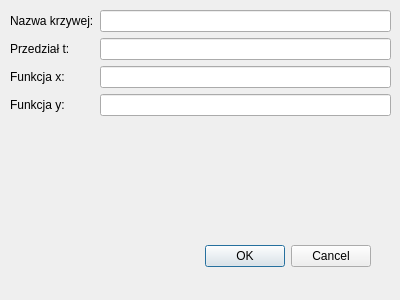
Before: the Qt Designer form designs/param_curve_dialog.ui in dawidkostyszak/MMGK, drawn with Qt 5.
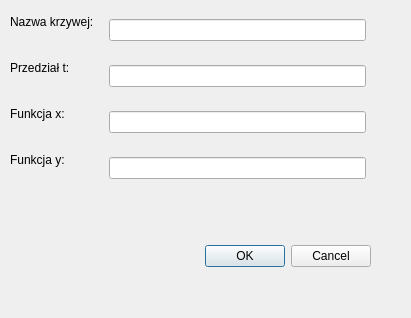
After: the same form once the commit is applied.

Commit message: Change designs to be responsible and add help icon

What changed in the file:
```diff
--- a/designs/param_curve_dialog.ui
+++ b/designs/param_curve_dialog.ui
@@ -6,8 +6,8 @@
    <rect>
     <x>0</x>
     <y>0</y>
-    <width>400</width>
-    <height>300</height>
+    <width>411</width>
+    <height>318</height>
    </rect>
   </property>
   <property name="windowTitle">
@@ -37,8 +37,8 @@
     <rect>
      <x>10</x>
      <y>10</y>
-     <width>381</width>
-     <height>236</height>
+     <width>391</width>
+     <height>224</height>
     </rect>
    </property>
    <layout class="QFormLayout" name="formLayout">
@@ -52,13 +52,6 @@
       </property>
      </widget>
     </item>
-    <item row="0" column="1">
-     <widget class="QLineEdit" name="name">
-      <property name="toolTip">
-       <string/>
-      </property>
-     </widget>
-    </item>
     <item row="1" column="0">
      <widget class="QLabel" name="label_5">
       <property name="text">
@@ -66,13 +59,6 @@
       </property>
      </widget>
     </item>
-    <item row="1" column="1">
-     <widget class="QLineEdit" name="range_t">
-      <property name="toolTip">
-       <string>Zakres definiujemy: [początek, koniec, skok]</string>
-      </property>
-     </widget>
-    </item>
     <item row="2" column="0">
      <widget class="QLabel" name="label_2">
       <property name="text">
@@ -80,9 +66,6 @@
       </property>
      </widget>
     </item>
-    <item row="2" column="1">
-     <widget class="QLineEdit" name="function_x"/>
-    </item>
     <item row="3" column="0">
      <widget class="QLabel" name="label_3">
       <property name="text">
@@ -90,8 +73,117 @@
       </property>
      </widget>
     </item>
+    <item row="1" column="1">
+     <widget class="QWidget" name="widget_2" native="true">
+      <layout class="QHBoxLayout" name="horizontalLayout_2">
+       <item>
+        <widget class="QLineEdit" name="range_t"/>
+       </item>
+       <item>
+        <widget class="QLabel" name="range_icon">
+         <property name="minimumSize">
+          <size>
+           <width>20</width>
+           <height>20</height>
+          </size>
+         </property>
+         <property name="maximumSize">
+          <size>
+           <width>20</width>
+           <height>20</height>
+          </size>
+         </property>
+         <property name="text">
+          <string/>
+         </property>
+        </widget>
+       </item>
+      </layout>
+     </widget>
+    </item>
+    <item row="2" column="1">
+     <widget class="QWidget" name="widget_3" native="true">
+      <layout class="QHBoxLayout" name="horizontalLayout_4">
+       <item>
+        <widget class="QLineEdit" name="function_x"/>
+       </item>
+       <item>
+        <widget class="QLabel" name="function_x_icon">
+         <property name="minimumSize">
+          <size>
+           <width>20</width>
+           <height>20</height>
+          </size>
+         </property>
+         <property name="maximumSize">
+          <size>
+           <width>20</width>
+           <height>20</height>
+          </size>
+         </property>
+         <property name="text">
+          <string/>
+         </property>
+        </widget>
+       </item>
+      </layout>
+     </widget>
+    </item>
     <item row="3" column="1">
-     <widget class="QLineEdit" name="function_y"/>
+     <widget class="QWidget" name="widget_4" native="true">
+      <layout class="QHBoxLayout" name="horizontalLayout_5">
+       <item>
+        <widget class="QLineEdit" name="function_y"/>
+       </item>
+       <item>
+        <widget class="QLabel" name="function_y_icon">
+         <property name="minimumSize">
+          <size>
+           <width>20</width>
+           <height>20</height>
+          </size>
+         </property>
+         <property name="maximumSize">
+          <size>
+           <width>20</width>
+           <height>20</height>
+          </size>
+         </property>
+         <property name="text">
+          <string/>
+         </property>
+        </widget>
+       </item>
+      </layout>
+     </widget>
+    </item>
+    <item row="0" column="1">
+     <widget class="QWidget" name="widget" native="true">
+      <layout class="QHBoxLayout" name="horizontalLayout">
+       <item>
+        <widget class="QLineEdit" name="name"/>
+       </item>
+       <item>
+        <widget class="QLabel" name="label_4">
+         <property name="minimumSize">
+          <size>
+           <width>20</width>
+           <height>20</height>
+          </size>
+         </property>
+         <property name="maximumSize">
+          <size>
+           <width>20</width>
+           <height>20</height>
+          </size>
+         </property>
+         <property name="text">
+          <string/>
+         </property>
+        </widget>
+       </item>
+      </layout>
+     </widget>
     </item>
    </layout>
   </widget>
```
The commit also changes 5 other files.
